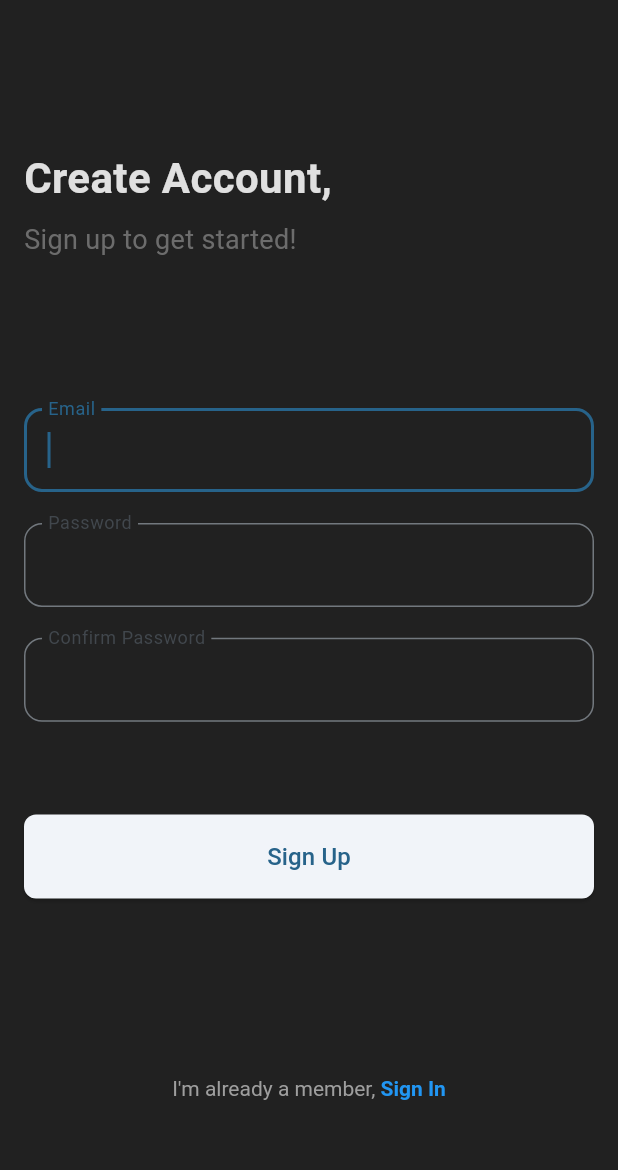
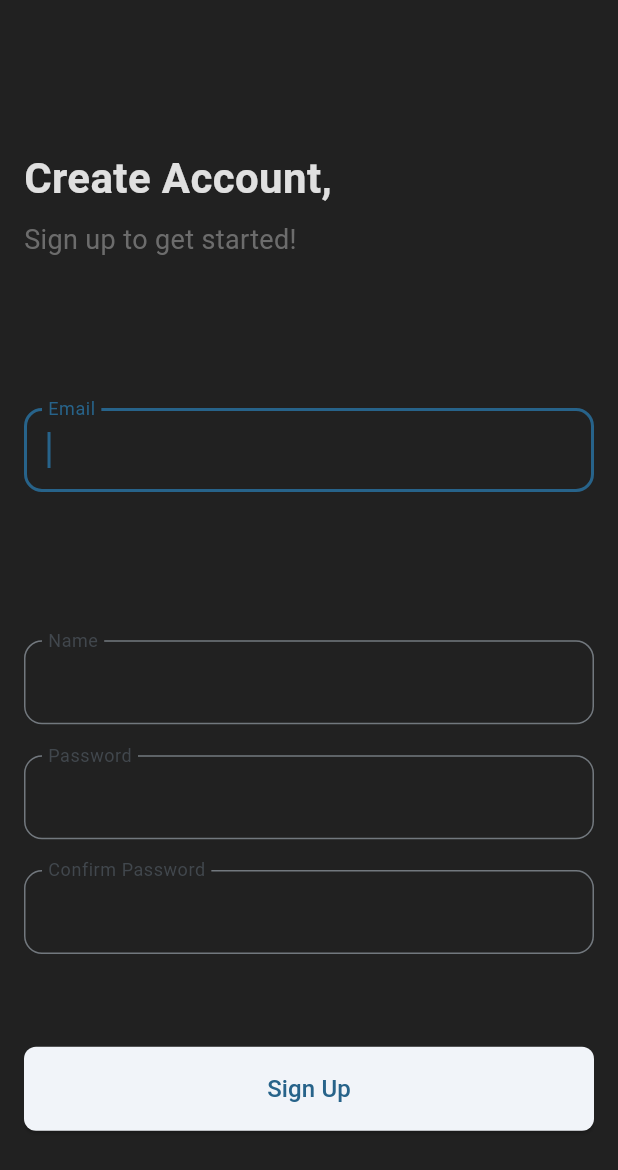
Before and after one commit to melodevv/units_app, a Flutter app: the RegisterScreen screen opened directly, on a phone screen of 412 x 824 dp. Shown: the top 1170 px of the screen. Run offline on Flutter 3.47's test engine with Material 2 defaults, Android fonts, the phone set to English and light mode, and no system bars; missing offline and left inert: backendless_sdk, shared_preferences_web.

Commit message:
Update registrationscreen.dart

```diff
--- a/lib/views/pages/registrationscreen.dart
+++ b/lib/views/pages/registrationscreen.dart
@@ -12,15 +12,16 @@ class RegisterScreen extends StatefulWidget {
 }
 
 class _RegisterScreenState extends State<RegisterScreen> {
-  late String email, password, confirmPassword;
+  late String email, name,password, confirmPassword;
   String? emailError, passwordError;
   UserAuthentication userAuthentication = UserAuthentication();
-  Function(String? email, String? password)? get onSubmitted =>
+  Function(String? email, String? name, String? password)? get onSubmitted =>
       widget.onSubmitted;
   @override
   void initState() {
     super.initState();
     email = '';
+    name = '';
     password = '';
     confirmPassword = '';
     emailError = null;
@@ -62,6 +63,18 @@ class _RegisterScreenState extends State<RegisterScreen> {
               labelText: 'Email',
               errorText: emailError,
               keyboardType: TextInputType.emailAddress,
+              textInputAction: TextInputAction.next,
+              autoFocus: true,
+            ),
+            SizedBox(height: screenHeight * .12),
+            InputField(
+              onChanged: (value) {
+                setState(() {
+                  name = value;
+                });
+              },
+              labelText: 'Name',
+              keyboardType: TextInputType.text,
               textInputAction: TextInputAction.next,
               autoFocus: true,
             ),
```
